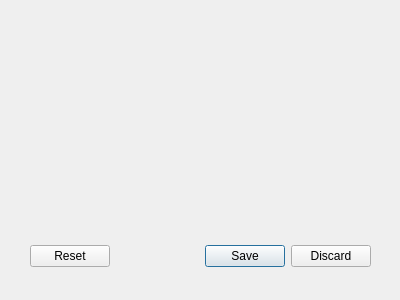
Qt form views/settings.ui (maicol07/risolutore_approssimativo_di_equazioni) before a commit.
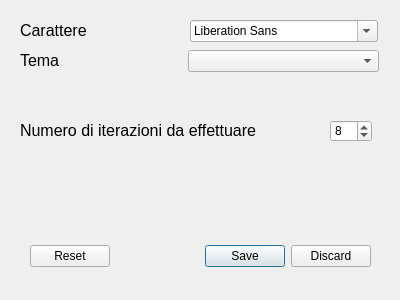
The same form after that commit. Icons and pictures are not drawn.

What changed in the file:
```diff
--- a/views/settings.ui
+++ b/views/settings.ui
@@ -34,6 +34,80 @@
     <set>QDialogButtonBox::Discard|QDialogButtonBox::Reset|QDialogButtonBox::Save</set>
    </property>
   </widget>
+  <widget class="QFontComboBox" name="fontComboBox">
+   <property name="geometry">
+    <rect>
+     <x>190</x>
+     <y>20</y>
+     <width>188</width>
+     <height>22</height>
+    </rect>
+   </property>
+  </widget>
+  <widget class="QLabel" name="label">
+   <property name="geometry">
+    <rect>
+     <x>20</x>
+     <y>20</y>
+     <width>141</width>
+     <height>21</height>
+    </rect>
+   </property>
+   <property name="text">
+    <string>&lt;html&gt;&lt;head/&gt;&lt;body&gt;&lt;p&gt;&lt;span style=&quot; font-size:12pt;&quot;&gt;Carattere&lt;/span&gt;&lt;/p&gt;&lt;/body&gt;&lt;/html&gt;</string>
+   </property>
+  </widget>
+  <widget class="QComboBox" name="styleComboBox">
+   <property name="geometry">
+    <rect>
+     <x>188</x>
+     <y>50</y>
+     <width>191</width>
+     <height>22</height>
+    </rect>
+   </property>
+  </widget>
+  <widget class="QLabel" name="label_2">
+   <property name="geometry">
+    <rect>
+     <x>20</x>
+     <y>50</y>
+     <width>141</width>
+     <height>21</height>
+    </rect>
+   </property>
+   <property name="text">
+    <string>&lt;html&gt;&lt;head/&gt;&lt;body&gt;&lt;p&gt;&lt;span style=&quot; font-size:12pt;&quot;&gt;Tema&lt;/span&gt;&lt;/p&gt;&lt;/body&gt;&lt;/html&gt;</string>
+   </property>
+  </widget>
+  <widget class="QSpinBox" name="loopsSpinBox">
+   <property name="geometry">
+    <rect>
+     <x>330</x>
+     <y>120</y>
+     <width>42</width>
+     <height>22</height>
+    </rect>
+   </property>
+   <property name="value">
+    <number>8</number>
+   </property>
+  </widget>
+  <widget class="QLabel" name="label_3">
+   <property name="geometry">
+    <rect>
+     <x>20</x>
+     <y>120</y>
+     <width>241</width>
+     <height>21</height>
+    </rect>
+   </property>
+   <property name="text">
+    <string>&lt;html&gt;&lt;head/&gt;&lt;body&gt;&lt;p&gt;&lt;span style=&quot; font-size:12pt;&quot;&gt;Numero di
+     iterazioni da effettuare&lt;/span&gt;&lt;/p&gt;&lt;/body&gt;&lt;/html&gt;
+    </string>
+   </property>
+  </widget>
  </widget>
  <resources>
   <include location="../resources/resources.qrc"/>
```
